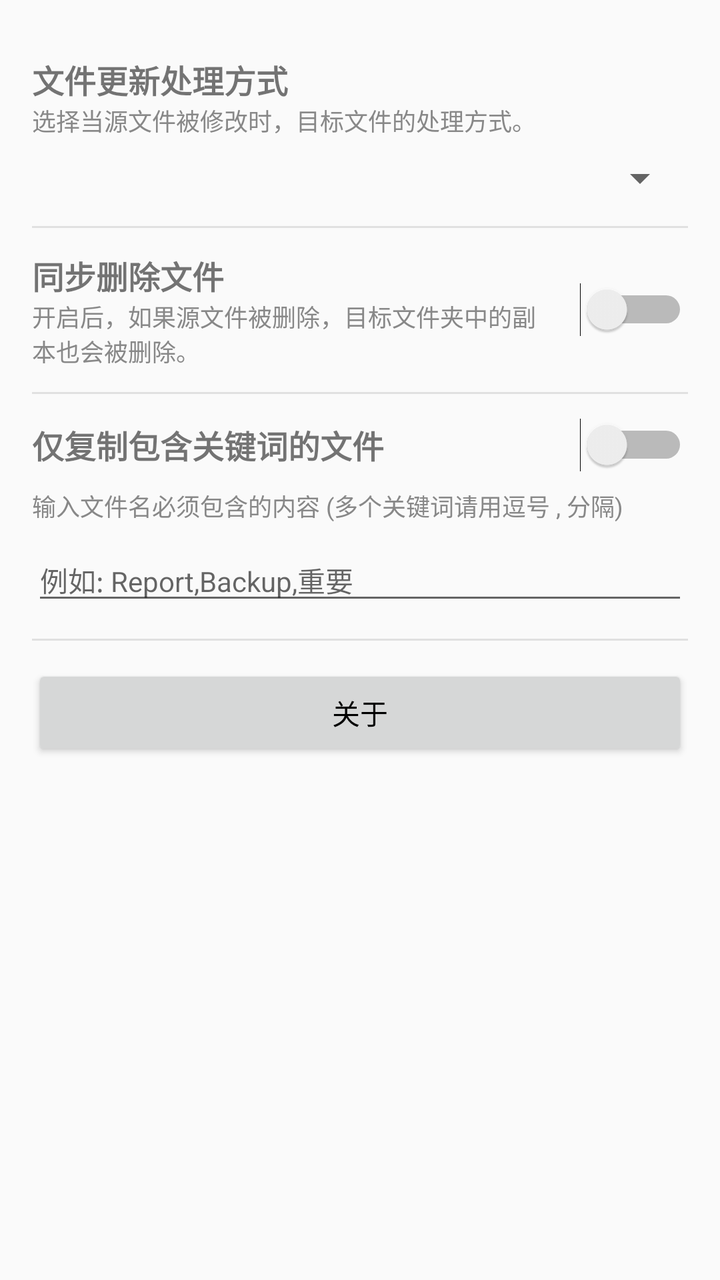
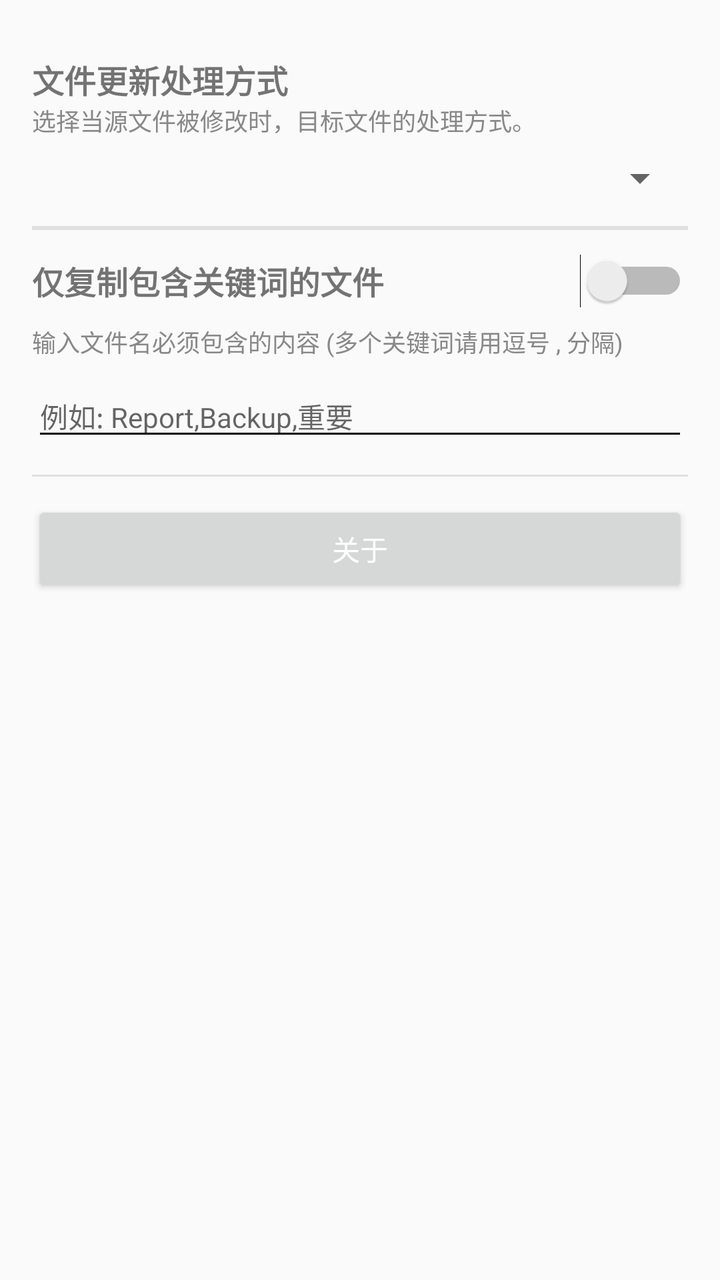

Two renders of the same Android screen: before a commit and after it. Below are the layout's source before the change and the commit's diff.
<!-- AndroidManifest.xml: activity theme Theme.FileCopier.Settings -->
<!-- res/layout/activity_settings.xml -->
<?xml version="1.0" encoding="utf-8"?>
<LinearLayout xmlns:android="http://schemas.android.com/apk/res/android"
    xmlns:app="http://schemas.android.com/apk/res-auto"
    android:layout_width="match_parent"
    android:layout_height="match_parent"
    android:orientation="vertical"
    android:padding="16dp">

    <LinearLayout
        android:layout_width="match_parent"
        android:layout_height="wrap_content"
        android:orientation="vertical"
        android:paddingTop="12dp"
        android:paddingBottom="12dp">

        <TextView
            android:layout_width="wrap_content"
            android:layout_height="wrap_content"
            android:text="文件更新处理方式"
            android:textSize="16sp"
            android:textStyle="bold" />

        <TextView
            android:layout_width="wrap_content"
            android:layout_height="wrap_content"
            android:text="选择当源文件被修改时，目标文件的处理方式。"
            android:textSize="12sp"
            android:textColor="#888"
            android:layout_marginBottom="8dp"/>

        <Spinner
            android:id="@+id/spinnerOverwriteMode"
            android:layout_width="match_parent"
            android:layout_height="wrap_content"
            android:spinnerMode="dropdown"/>
    </LinearLayout>

    <View
        android:layout_width="match_parent"
        android:layout_height="1dp"
        android:background="#e0e0e0" />

    <LinearLayout
        android:layout_width="match_parent"
        android:layout_height="wrap_content"
        android:orientation="horizontal"
        android:gravity="center_vertical"
        android:paddingTop="12dp"
        android:paddingBottom="12dp">

        <LinearLayout
            android:layout_width="0dp"
            android:layout_height="wrap_content"
            android:layout_weight="1"
            android:orientation="vertical">

            <TextView
                android:layout_width="wrap_content"
                android:layout_height="wrap_content"
                android:text="同步删除文件"
                android:textSize="16sp"
                android:textStyle="bold" />

            <TextView
                android:layout_width="wrap_content"
                android:layout_height="wrap_content"
                android:text="开启后，如果源文件被删除，目标文件夹中的副本也会被删除。"
                android:textSize="12sp"
                android:textColor="#888" />
        </LinearLayout>

        <Switch
            android:id="@+id/switchDeleteMirror"
            android:layout_width="wrap_content"
            android:layout_height="wrap_content"
            android:layout_marginLeft="16dp"
            android:layout_marginStart="16dp" />
    </LinearLayout>

    <View
        android:layout_width="match_parent"
        android:layout_height="1dp"
        android:background="#e0e0e0" />

    <LinearLayout
        android:layout_width="match_parent"
        android:layout_height="wrap_content"
        android:orientation="vertical"
        android:paddingTop="12dp"
        android:paddingBottom="12dp">

        <LinearLayout
            android:layout_width="match_parent"
            android:layout_height="wrap_content"
            android:orientation="horizontal"
            android:gravity="center_vertical">

            <TextView
                android:layout_width="0dp"
                android:layout_height="wrap_content"
                android:layout_weight="1"
                android:text="仅复制包含关键词的文件"
                android:textSize="16sp"
                android:textStyle="bold" />

            <Switch
                android:id="@+id/switchContentFilter"
                android:layout_width="wrap_content"
                android:layout_height="wrap_content"
                android:layout_marginLeft="16dp"
                android:layout_marginStart="16dp" />
        </LinearLayout>

        <TextView
            android:layout_width="wrap_content"
            android:layout_height="wrap_content"
            android:text="输入文件名必须包含的内容 (多个关键词请用逗号 , 分隔)"
            android:textSize="12sp"
            android:textColor="#888"
            android:layout_marginTop="8dp" />

        <EditText
            android:id="@+id/etFilterKeywords"
            android:layout_width="match_parent"
            android:layout_height="wrap_content"
            android:layout_marginTop="8dp"
            android:hint="例如: Report,Backup,重要"
            android:inputType="text"
            android:textSize="14sp" />
    </LinearLayout>

    <View
        android:layout_width="match_parent"  android:layout_height="1dp"
        android:background="#e0e0e0" />
    
    <LinearLayout
        android:layout_width="match_parent"
        android:layout_height="wrap_content"
        android:orientation="vertical"
        android:paddingTop="12dp"
        android:paddingBottom="12dp">
    <Button
        android:id="@+id/btnAbout"
        android:layout_width="match_parent"
        android:layout_height="wrap_content"
        android:text="关于"
        android:textColor="@android:color/black"
        app:backgroundTint="@android:color/white"
        app:cornerRadius="0dp"/>
    </LinearLayout>
</LinearLayout>
<!-- resources referenced by this layout -->
<resources>
  <style name="Theme.FileCopier.Settings" parent="Theme.AppCompat.Light.DarkActionBar">
          <item name="colorPrimary">@color/black</item>
          <item name="colorPrimaryDark">@color/black</item>
          <item name="colorAccent">@color/white</item>
          <item name="titleTextColor">@color/white</item>
      </style>
  <color name="black">#FF000000</color>
  <color name="white">#FFFFFFFF</color>
</resources>

<!-- the commit's change to res/layout/activity_settings.xml (unified diff, before → after) -->
@@ -40,42 +40,6 @@
         android:layout_height="1dp"
         android:background="#e0e0e0" />
 
-    <LinearLayout
-        android:layout_width="match_parent"
-        android:layout_height="wrap_content"
-        android:orientation="horizontal"
-        android:gravity="center_vertical"
-        android:paddingTop="12dp"
-        android:paddingBottom="12dp">
-
-        <LinearLayout
-            android:layout_width="0dp"
-            android:layout_height="wrap_content"
-            android:layout_weight="1"
-            android:orientation="vertical">
-
-            <TextView
-                android:layout_width="wrap_content"
-                android:layout_height="wrap_content"
-                android:text="同步删除文件"
-                android:textSize="16sp"
-                android:textStyle="bold" />
-
-            <TextView
-                android:layout_width="wrap_content"
-                android:layout_height="wrap_content"
-                android:text="开启后，如果源文件被删除，目标文件夹中的副本也会被删除。"
-                android:textSize="12sp"
-                android:textColor="#888" />
-        </LinearLayout>
-
-        <Switch
-            android:id="@+id/switchDeleteMirror"
-            android:layout_width="wrap_content"
-            android:layout_height="wrap_content"
-            android:layout_marginLeft="16dp"
-            android:layout_marginStart="16dp" />
-    </LinearLayout>
 
     <View
         android:layout_width="match_parent"
@@ -126,6 +90,7 @@
             android:layout_marginTop="8dp"
             android:hint="例如: Report,Backup,重要"
             android:inputType="text"
+            android:theme="@style/EditText"
             android:textSize="14sp" />
     </LinearLayout>
 
@@ -144,8 +109,8 @@
         android:layout_width="match_parent"
         android:layout_height="wrap_content"
         android:text="关于"
-        android:textColor="@android:color/black"
-        app:backgroundTint="@android:color/white"
+        android:textColor="@android:color/white"
+        app:backgroundTint="@android:color/black"
         app:cornerRadius="0dp"/>
     </LinearLayout>
 </LinearLayout>
<!-- resource entries referenced after the edit -->
@@ -1,5 +1,9 @@
 <!-- resources referenced by this layout -->
 <resources>
+  <style name="EditText" parent="Theme.AppCompat.Light">
+          <item name="colorControlNormal">#000000</item>
+          <item name="colorControlActivated">#000000</item>
+      </style>
   <style name="Theme.FileCopier.Settings" parent="Theme.AppCompat.Light.DarkActionBar">
           <item name="colorPrimary">@color/black</item>
           <item name="colorPrimaryDark">@color/black</item>
